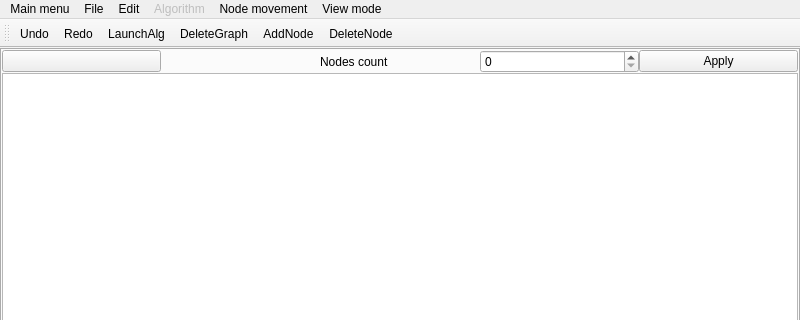
This is mainwindow.ui in C0FFiN-prod/graph-works as Qt 5 draws it before an edit; both pictures show x 0 to 800 and y 0 to 320 of the 800 by 600 pixel window. The edited form follows.
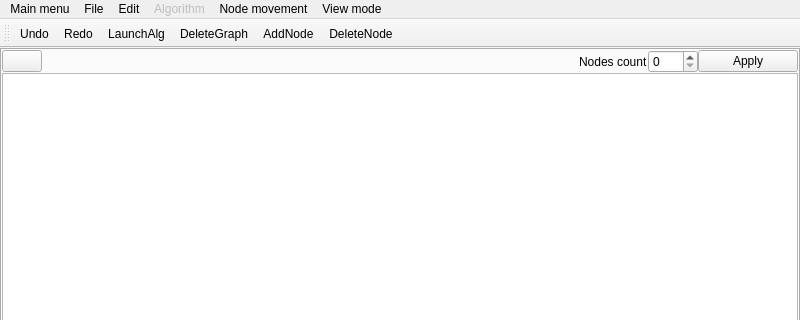
This is the edited form. The open tabs and pages were chosen to show the change. Icons and pictures are not drawn.

```diff
--- a/mainwindow.ui
+++ b/mainwindow.ui
@@ -364,6 +364,12 @@
           <property name="orientation">
            <enum>Qt::Horizontal</enum>
           </property>
+          <property name="sizeHint" stdset="0">
+           <size>
+            <width>0</width>
+            <height>0</height>
+           </size>
+          </property>
          </spacer>
         </item>
         <item row="0" column="2">
```
Left out of the diff: 12 changed lines with no effect on the pictures.
